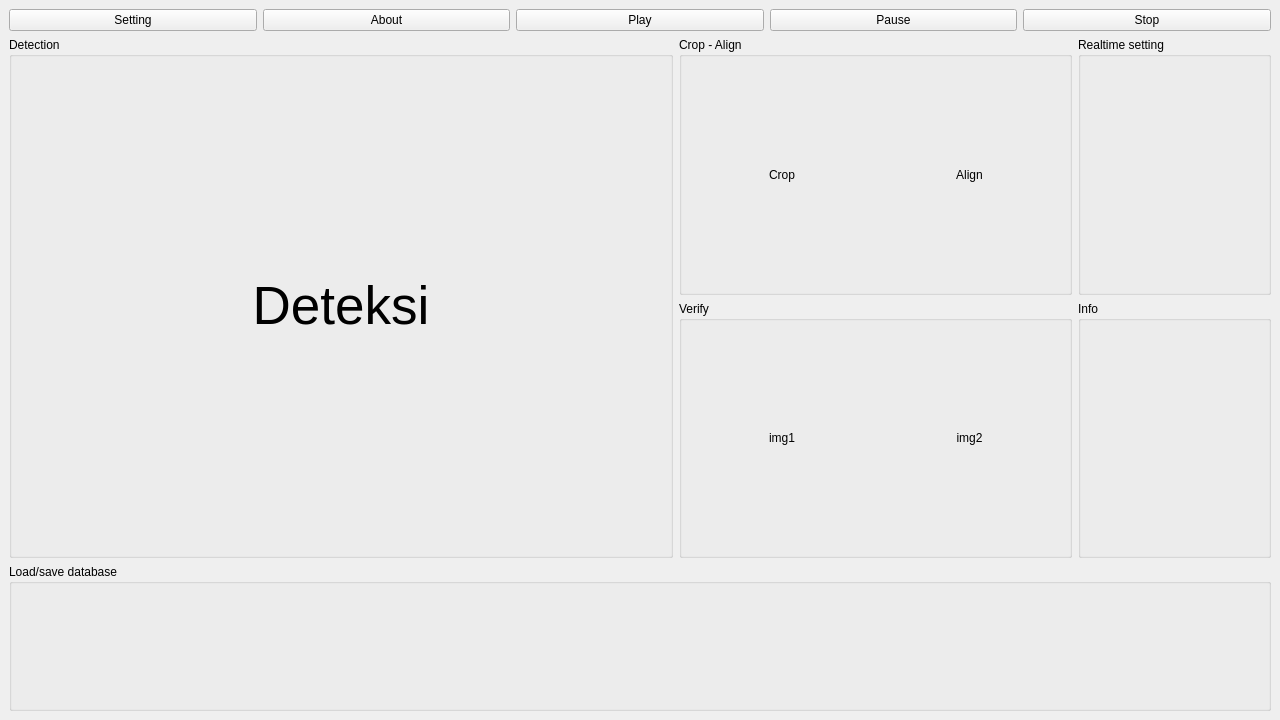
Above: desain_v1.ui from yusufpraditya/face-recognition-app before the change. Below: the same form after it.
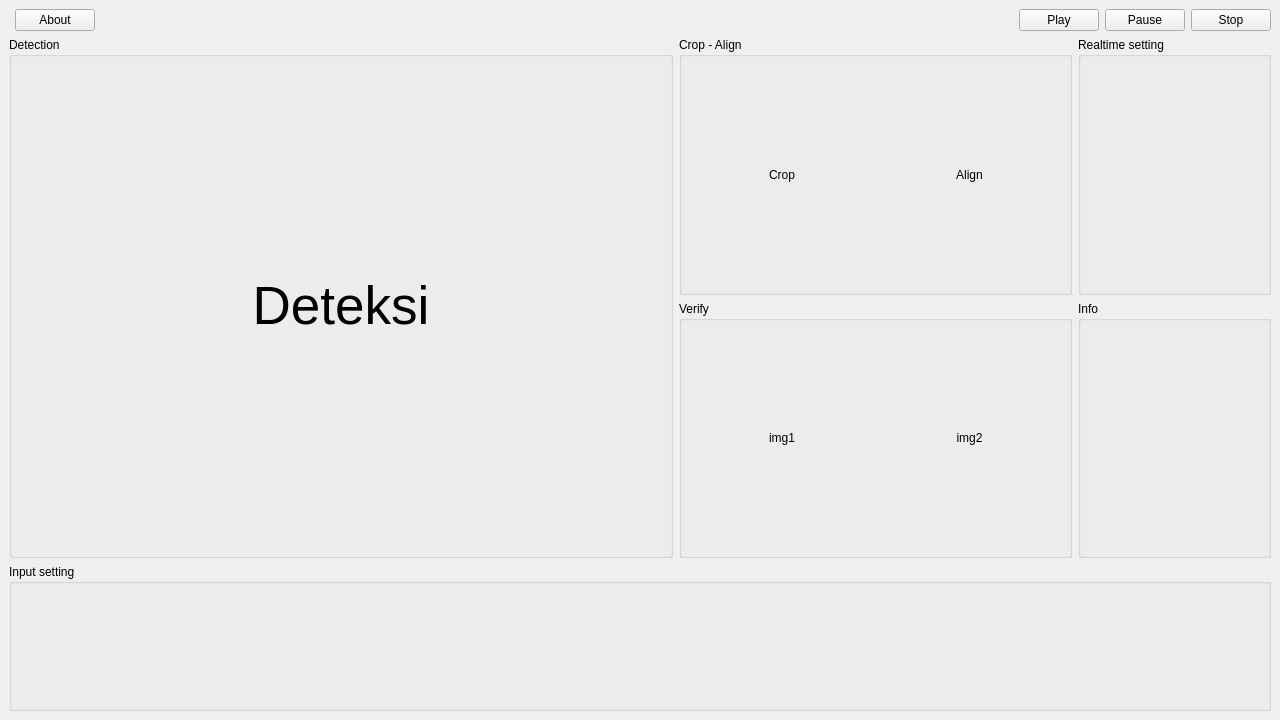
That is the form after the change.

```diff
--- a/desain_v1.ui
+++ b/desain_v1.ui
@@ -21,10 +21,16 @@
     </size>
    </property>
    <layout class="QGridLayout" name="gridLayout_2">
-    <item row="0" column="0">
-     <widget class="QPushButton" name="pushButton">
+    <item row="0" column="3">
+     <widget class="QPushButton" name="pushButton_3">
       <property name="text">
-       <string>Setting</string>
+       <string>Play</string>
+      </property>
+      <property name="checkable">
+       <bool>false</bool>
+      </property>
+      <property name="checked">
+       <bool>false</bool>
       </property>
      </widget>
     </item>
@@ -35,14 +41,14 @@
       </property>
      </widget>
     </item>
-    <item row="0" column="2">
-     <widget class="QPushButton" name="pushButton_3">
+    <item row="0" column="5">
+     <widget class="QPushButton" name="pushButton_5">
       <property name="text">
-       <string>Play</string>
+       <string>Stop</string>
       </property>
      </widget>
     </item>
-    <item row="1" column="0" colspan="5">
+    <item row="1" column="0" colspan="6">
      <layout class="QGridLayout" name="gridLayout">
       <item row="1" column="0" rowspan="2" colspan="2">
        <widget class="QGroupBox" name="groupBox_4">
@@ -158,25 +164,40 @@
       <item row="3" column="0" colspan="5">
        <widget class="QGroupBox" name="groupBox">
         <property name="title">
-         <string>Load/save database</string>
+         <string>Input setting</string>
         </property>
        </widget>
       </item>
      </layout>
     </item>
-    <item row="0" column="3">
+    <item row="0" column="4">
      <widget class="QPushButton" name="pushButton_4">
       <property name="text">
        <string>Pause</string>
       </property>
+      <property name="checkable">
+       <bool>false</bool>
+      </property>
+      <property name="checked">
+       <bool>false</bool>
+      </property>
+      <property name="flat">
+       <bool>false</bool>
+      </property>
      </widget>
     </item>
-    <item row="0" column="4">
-     <widget class="QPushButton" name="pushButton_5">
-      <property name="text">
-       <string>Stop</string>
+    <item row="0" column="2">
+     <spacer name="horizontalSpacer">
+      <property name="orientation">
+       <enum>Qt::Horizontal</enum>
       </property>
-     </widget>
+      <property name="sizeHint" stdset="0">
+       <size>
+        <width>40</width>
+        <height>20</height>
+       </size>
+      </property>
+     </spacer>
     </item>
    </layout>
   </widget>
```
Left out of the diff: 6 changed lines with no effect on the pictures.
